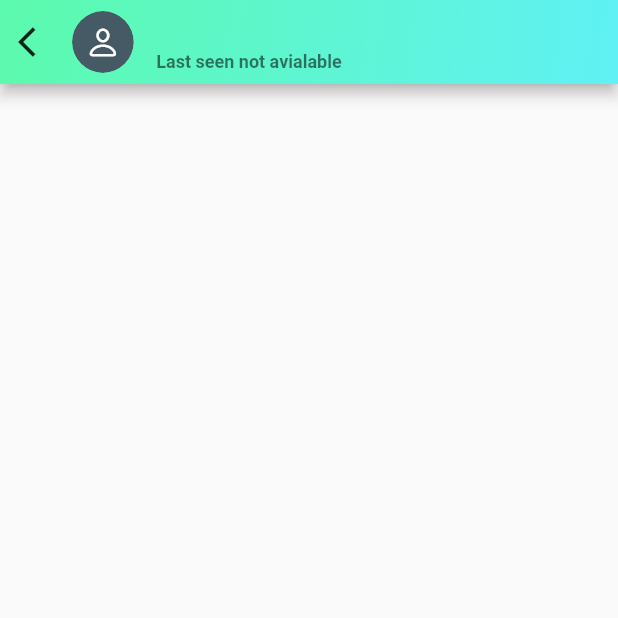
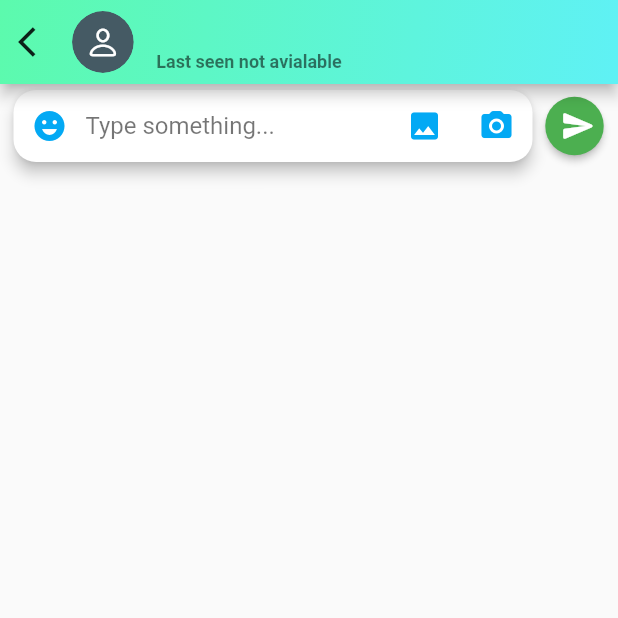
Before and after one commit to PrashantChandraker/prashant_chat_app, a Flutter app: the ChatScreen screen opened directly with empty values, on a phone screen of 412 x 824 dp, the top half of it. Run offline on Flutter 3.47's test engine with Material 3 defaults, Android fonts, the phone set to English and light mode, and no system bars; drawn by our look-alikes of cached_network_image; our stand-ins replace cloud_firestore, firebase_auth, firebase_core, firebase_storage, google_sign_in, image_picker; accounts and stored records are empty; network calls fail.

Commit message:
send bar UI in chat screen

```diff
--- a/lib/screens/chat_screen.dart
+++ b/lib/screens/chat_screen.dart
@@ -1,6 +1,7 @@
 import 'package:cached_network_image/cached_network_image.dart';
 import 'package:flutter/cupertino.dart';
 import 'package:flutter/material.dart';
+import 'package:flutter/widgets.dart';
 import 'package:prashant_chat_app/main.dart';
 import 'package:prashant_chat_app/models/chat_user.dart';
 
@@ -21,15 +22,17 @@ class _ChatScreenState extends State<ChatScreen> {
           automaticallyImplyLeading: false,
           flexibleSpace: _appbar(),
         ),
+        body: Column(
+          children: [_chatInput()],
+        ),
       ),
     );
   }
 
+  //app bar widget
   Widget _appbar() {
     return InkWell(
-      onTap: () {
-
-      },
+      onTap: () {},
       child: Container(
         decoration: BoxDecoration(
           gradient: LinearGradient(
@@ -41,9 +44,11 @@ class _ChatScreenState extends State<ChatScreen> {
         child: Row(
           children: [
             //back button
-            IconButton(onPressed: () {
-              Navigator.pop(context);
-            }, icon: Icon(Icons.arrow_back_ios)),
+            IconButton(
+                onPressed: () {
+                  Navigator.pop(context);
+                },
+                icon: Icon(Icons.arrow_back_ios)),
             //user profile picture
             ClipRRect(
               borderRadius: BorderRadius.circular(
@@ -73,7 +78,9 @@ class _ChatScreenState extends State<ChatScreen> {
                       color: Colors.black87,
                       fontWeight: FontWeight.w500),
                 ),
-                SizedBox(height: 3,),
+                SizedBox(
+                  height: 3,
+                ),
                 //lastseen
                 Text(
                   'Last seen not avialable',
@@ -89,4 +96,72 @@ class _ChatScreenState extends State<ChatScreen> {
       ),
     );
   }
+
+  // bottom chat input feild
+  Widget _chatInput() {
+    return Padding(
+      padding: const EdgeInsets.symmetric(horizontal: 5),
+      child: Row(
+        children: [
+          Expanded(
+            child: Card(
+              elevation: 4,
+              shape:
+                  RoundedRectangleBorder(borderRadius: BorderRadius.circular(15)),
+              child: Row(
+                children: [
+                  //emoji button
+                  IconButton(
+                    onPressed: () {},
+                    icon: Icon(
+                      Icons.emoji_emotions,
+                      color: Colors.lightBlue,
+                    ),
+                  ),
+
+                  Expanded(
+                      child: TextField(
+                    keyboardType: TextInputType.multiline,
+                    maxLines: null,
+                    decoration: InputDecoration(
+                        hintText: 'Type something...',
+                        hintStyle: TextStyle(color: Colors.black54),
+                        border: InputBorder.none),
+                  )),
+                  //take image from gallery button
+                  IconButton(
+                    onPressed: () {},
+                    icon: Icon(
+                      Icons.photo,
+                      color: Colors.lightBlue,
+                    ),
+                  ),
+                  //take image from camera
+                  IconButton(
+                    onPressed: () {},
+                    icon: Icon(
+                      Icons.camera_alt_rounded,
+                      color: Colors.lightBlue,
+                    ),
+                  ),
+                ],
+              ),
+            ),
+          ),
+
+          //send messsage button
+          MaterialButton(
+            minWidth: 0,
+            padding: EdgeInsets.only(top: 10, left: 10, right: 5, bottom: 10),
+            onPressed: () {},
+            child: Icon(
+              Icons.send_rounded, color: Colors.white,
+            ),
+            color: Colors.green,
+            shape: CircleBorder(),
+          )
+        ],
+      ),
+    );
+  }
 }
```
